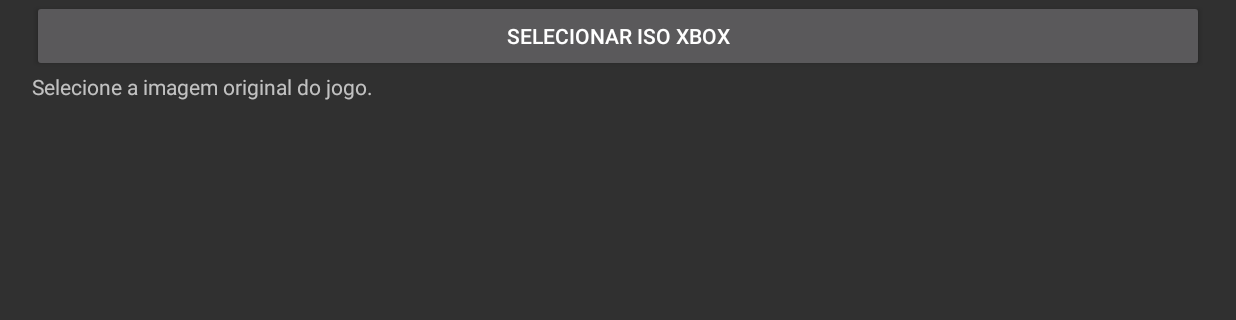
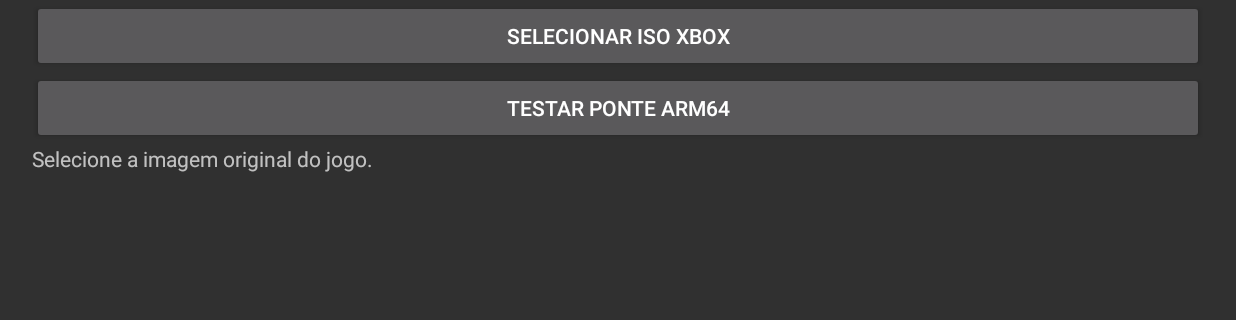
Before and after one commit to GU12LHERME/HulkPocket, an Android app: the screen it shows after launch (MainActivity), on a phone screen of 824 x 412 dp (held sideways), the part 73-393 px from its top. Run offline under Robolectric (Android 15) with nearby library versions, the phone set to English and light mode, and no system bars.

Commit message:
Expose JNI ARM64 smoke test in diagnostic UI

```diff
--- a/android/app/src/main/java/com/hulkpocket/diagnostic/MainActivity.java
+++ b/android/app/src/main/java/com/hulkpocket/diagnostic/MainActivity.java
@@ -12,12 +12,15 @@ import java.security.MessageDigest;
 import java.util.*;
 
 public class MainActivity extends Activity {
+ public static native String nativeBridgeStatus();
  TextView status; Button select;
  @Override public void onCreate(Bundle b) {
   super.onCreate(b);
   LinearLayout layout=new LinearLayout(this); layout.setOrientation(1); layout.setPadding(32,24,32,24);
   TextView title=new TextView(this); title.setText("HulkPocket — Diagnóstico"); title.setTextSize(24); layout.addView(title);
   select=new Button(this); select.setText("Selecionar ISO Xbox"); layout.addView(select);
+  Button nativeTest=new Button(this); nativeTest.setText("Testar ponte ARM64"); layout.addView(nativeTest);
+  nativeTest.setOnClickListener(v->status.setText(NativeBridge.check()));
   status=new TextView(this); status.setText("Selecione a imagem original do jogo."); status.setTextIsSelectable(true);
   ScrollView scroll=new ScrollView(this); scroll.addView(status); layout.addView(scroll); setContentView(layout);
   select.setOnClickListener(v->{Intent i=new Intent(Intent.ACTION_OPEN_DOCUMENT); i.setType("*/*"); i.addCategory(Intent.CATEGORY_OPENABLE); startActivityForResult(i,1);});
```
